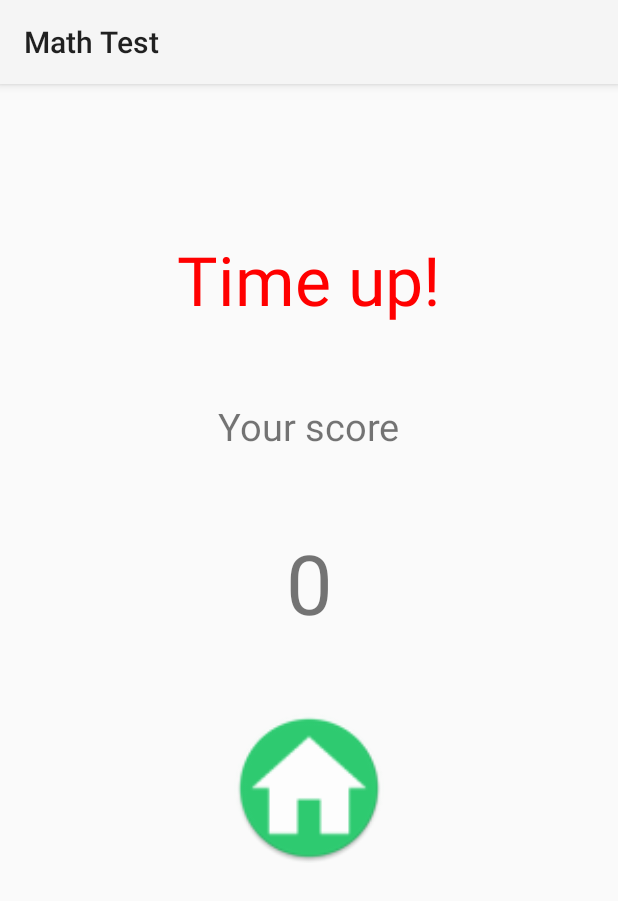
After one commit to tuongnc-0401/MathSpeedQuiz, an Android app: the ResultActivity screen opened directly, with no data from a screen before it, on a phone screen of 412 x 824 dp. The commit adds this screen. Shown: the top 901 px of the screen. Run offline under Robolectric (Android 15) with nearby library versions, the phone set to English and light mode, and no system bars.

Commit message:
result screen

```diff
--- a/app/src/main/AndroidManifest.xml
+++ b/app/src/main/AndroidManifest.xml
@@ -9,6 +9,9 @@
         android:roundIcon="@mipmap/ic_launcher_round"
         android:supportsRtl="true"
         android:theme="@style/Theme.Application">
+        <activity
+            android:name=".ResultActivity"
+            android:exported="false" />
         <activity
             android:name=".AdditionGame"
             android:exported="true" />
--- a/app/src/main/java/rmit/tuong/application/GamePlay.java
+++ b/app/src/main/java/rmit/tuong/application/GamePlay.java
@@ -43,7 +43,7 @@ public class GamePlay {
     }
 
     public int generateLimit(){
-        return (numOfCorrect /3) * 10 +10;
+        return (numOfCorrect /3) * 15 +10;
     }
 
     public boolean checkAns (int answer){
--- /dev/null
+++ b/app/src/main/java/rmit/tuong/application/ResultActivity.java
@@ -0,0 +1,48 @@
+package rmit.tuong.application;
+
+import androidx.appcompat.app.AppCompatActivity;
+
+import android.content.Intent;
+import android.os.Bundle;
+import android.view.View;
+import android.widget.ImageView;
+import android.widget.TextView;
+
+public class ResultActivity extends AppCompatActivity {
+
+    ImageView btn_home;
+    TextView txt_result;
+    @Override
+    protected void onCreate(Bundle savedInstanceState) {
+        super.onCreate(savedInstanceState);
+        setContentView(R.layout.activity_result);
+
+
+        txt_result = findViewById(R.id.txt_result);
+        Intent intent = getIntent();
+        if(intent!= null){
+            int score = intent.getIntExtra("score", -1);
+            if(score != -1){
+                txt_result.setText(Integer.toString(score));
+            }
+
+        }
+
+        btn_home = findViewById(R.id.btn_home);
+        btn_home.setOnClickListener(new View.OnClickListener() {
+            @Override
+            public void onClick(View view) {
+                Intent i = new Intent(ResultActivity.this, MainActivity.class);
+                startActivity(i);
+            }
+        });
+    }
+
+
+    @Override
+    public void onBackPressed() {
+        Intent i2 = new Intent(ResultActivity.this, MainActivity.class);
+        i2.setFlags(Intent.FLAG_ACTIVITY_CLEAR_TASK | Intent.FLAG_ACTIVITY_NEW_TASK);
+        startActivity(i2);
+    }
+}
--- a/app/src/main/res/layout/activity_addition_game.xml
+++ b/app/src/main/res/layout/activity_addition_game.xml
@@ -39,7 +39,8 @@
         android:layout_width="0dp"
         android:layout_height="wrap_content"
         android:layout_marginTop="10dp"
-        android:progress="75"
+        android:max="45"
+        android:progress="45"
         app:layout_constraintEnd_toEndOf="parent"
         app:layout_constraintStart_toStartOf="parent"
         app:layout_constraintTop_toBottomOf="@+id/txt_titile" />
--- /dev/null
+++ b/app/src/main/res/layout/activity_result.xml
@@ -0,0 +1,52 @@
+<?xml version="1.0" encoding="utf-8"?>
+<androidx.constraintlayout.widget.ConstraintLayout xmlns:android="http://schemas.android.com/apk/res/android"
+    xmlns:app="http://schemas.android.com/apk/res-auto"
+    xmlns:tools="http://schemas.android.com/tools"
+    android:layout_width="match_parent"
+    android:layout_height="match_parent"
+    tools:context=".ResultActivity">
+
+    <TextView
+        android:id="@+id/textView"
+        android:layout_width="wrap_content"
+        android:layout_height="wrap_content"
+        android:layout_marginTop="100dp"
+        android:text="Time up!"
+        android:textColor="#FF0000"
+        android:textSize="45sp"
+        app:layout_constraintEnd_toEndOf="parent"
+        app:layout_constraintStart_toStartOf="parent"
+        app:layout_constraintTop_toTopOf="parent" />
+
+    <TextView
+        android:id="@+id/textView2"
+        android:layout_width="wrap_content"
+        android:layout_height="wrap_content"
+        android:layout_marginTop="50dp"
+        android:text="Your score"
+        android:textSize="25sp"
+        app:layout_constraintEnd_toEndOf="@+id/textView"
+        app:layout_constraintStart_toStartOf="@+id/textView"
+        app:layout_constraintTop_toBottomOf="@+id/textView" />
+
+    <TextView
+        android:id="@+id/txt_result"
+        android:layout_width="wrap_content"
+        android:layout_height="wrap_content"
+        android:layout_marginTop="50dp"
+        android:text="0"
+        android:textSize="55sp"
+        app:layout_constraintEnd_toEndOf="parent"
+        app:layout_constraintStart_toStartOf="parent"
+        app:layout_constraintTop_toBottomOf="@+id/textView2" />
+
+    <ImageView
+        android:id="@+id/btn_home"
+        android:layout_width="100dp"
+        android:layout_height="100dp"
+        android:layout_marginTop="50dp"
+        app:layout_constraintEnd_toEndOf="parent"
+        app:layout_constraintStart_toStartOf="parent"
+        app:layout_constraintTop_toBottomOf="@+id/txt_result"
+        app:srcCompat="@mipmap/ic_home" />
+</androidx.constraintlayout.widget.ConstraintLayout>
```
Also changed, not shown: app/src/main/java/rmit/tuong/application/AdditionGame.java (+32 -3 lines), app/src/main/java/rmit/tuong/application/Expression.java (+4 -4 lines), app/src/main/res/mipmap-hdpi/ic_home.png (added), app/src/main/res/mipmap-mdpi/ic_home.png (added), app/src/main/res/mipmap-xhdpi/ic_home.png (added), app/src/main/res/mipmap-xxhdpi/ic_home.png (added), app/src/main/res/mipmap-xxxhdpi/ic_home.png (added).
